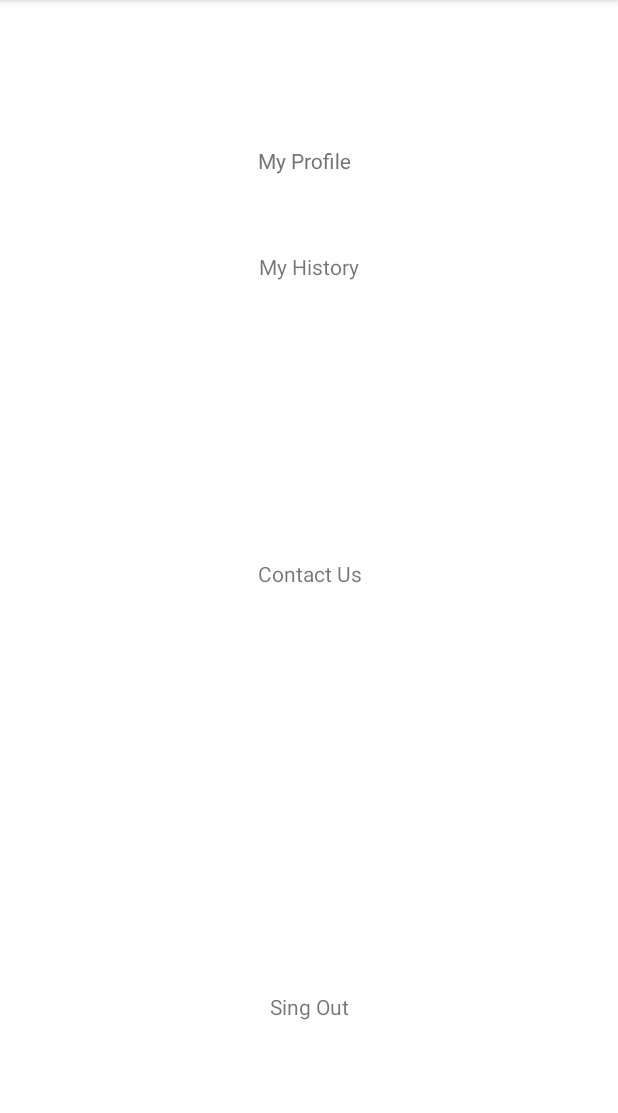
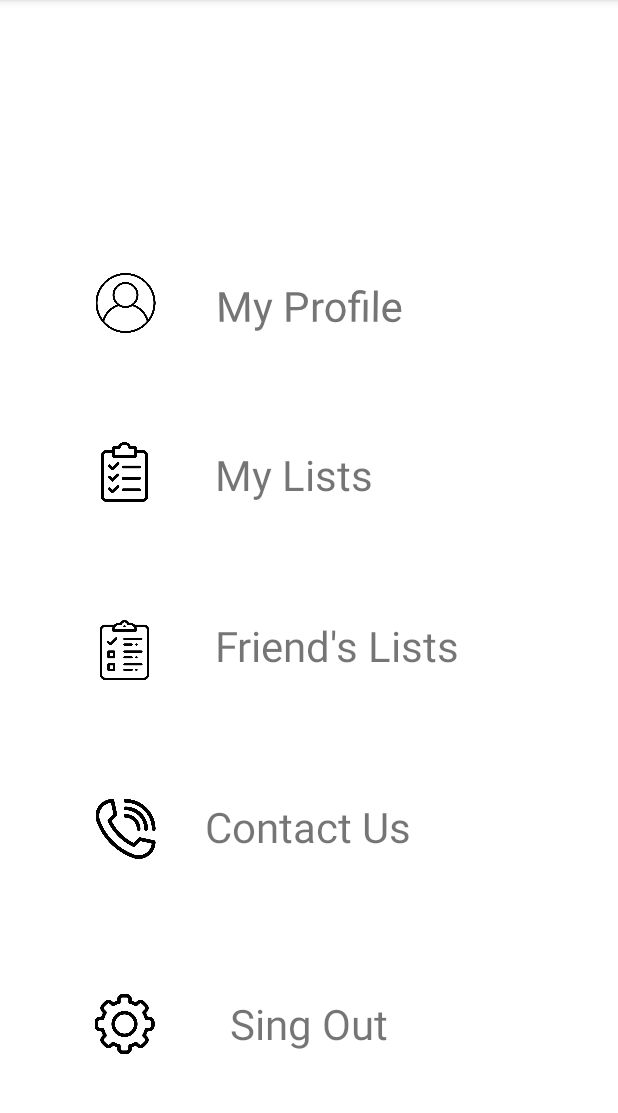
Before and after one commit to Avital-Pikovsky/SPLITASK, an Android app: the LoggedInProfile screen opened directly, with no data from a screen before it, on a phone screen of 412 x 824 dp, the part 84-1197 px from its top. Run offline under Robolectric (Android 15) with nearby library versions, the phone set to English and light mode, and no system bars.

Commit message:
Added icons

```diff
--- a/app/src/main/AndroidManifest.xml
+++ b/app/src/main/AndroidManifest.xml
@@ -9,7 +9,8 @@
         android:roundIcon="@mipmap/ic_launcher_round"
         android:supportsRtl="true"
         android:theme="@style/Theme.DuckLuck">
-        <activity android:name=".contactUs"></activity>
+        <activity android:name=".listActivity"></activity>
+        <activity android:name=".contactUs" />
         <activity android:name=".myHistory" />
         <activity android:name=".myProfile" />
         <activity android:name=".LoggedInProfile" />
--- a/app/src/main/java/com/example/duckluck/LoggedInProfile.java
+++ b/app/src/main/java/com/example/duckluck/LoggedInProfile.java
@@ -5,15 +5,11 @@ import androidx.appcompat.app.AppCompatActivity;
 import android.content.Intent;
 import android.os.Bundle;
 import android.view.View;
-import android.widget.Button;
-import android.widget.CheckBox;
-import android.widget.EditText;
-import android.widget.Switch;
 import android.widget.TextView;
 
 public class LoggedInProfile extends AppCompatActivity {
 
-    private TextView myProfile, myHistory, contactUs, singOut;
+    private TextView myProfile, myHistory, lists, contactUs, singOut;
 
 
     @Override
@@ -53,11 +49,18 @@ public class LoggedInProfile extends AppCompatActivity {
             }
         });
 
+        lists.setOnClickListener(new View.OnClickListener() {
+            @Override
+            public void onClick(View v) {
+                startActivity(new Intent(LoggedInProfile.this, listActivity.class));
+            }
+        });
 
         }
     private void setupUI(){
         myProfile = (TextView) findViewById(R.id.myPro);
-        myHistory = (TextView) findViewById(R.id.myHist);
+        myHistory = (TextView) findViewById(R.id.myLists);
+        lists = (TextView) findViewById(R.id.friendsLists);
         contactUs = (TextView) findViewById(R.id.contact);
         singOut = (TextView) findViewById(R.id.singO);
     }
--- /dev/null
+++ b/app/src/main/java/com/example/duckluck/listActivity.java
@@ -0,0 +1,31 @@
+package com.example.duckluck;
+
+import androidx.appcompat.app.AppCompatActivity;
+
+import android.content.Intent;
+import android.os.Bundle;
+import android.view.View;
+import android.widget.TextView;
+
+public class listActivity extends AppCompatActivity {
+    private TextView returnBack;
+
+
+    @Override
+    protected void onCreate(Bundle savedInstanceState) {
+        super.onCreate(savedInstanceState);
+        setContentView(R.layout.activity_list);
+        returnBack.setOnClickListener(new View.OnClickListener() {
+            @Override
+            public void onClick(View v) {
+
+                startActivity(new Intent(listActivity.this, LoggedInProfile.class));
+            }
+        });
+    }
+
+    private void setupUI() {
+        returnBack = (TextView) findViewById(R.id.returnK);
+    }
+
+}
--- /dev/null
+++ b/app/src/main/res/layout/activity_list.xml
@@ -0,0 +1,19 @@
+<?xml version="1.0" encoding="utf-8"?>
+<androidx.constraintlayout.widget.ConstraintLayout xmlns:android="http://schemas.android.com/apk/res/android"
+    xmlns:app="http://schemas.android.com/apk/res-auto"
+    xmlns:tools="http://schemas.android.com/tools"
+    android:layout_width="match_parent"
+    android:layout_height="match_parent"
+    tools:context=".listActivity">
+
+    <TextView
+        android:id="@+id/returnK"
+        android:layout_width="wrap_content"
+        android:layout_height="wrap_content"
+        android:text="Return"
+        android:textSize="28sp"
+        app:layout_constraintBottom_toBottomOf="parent"
+        app:layout_constraintEnd_toEndOf="parent"
+        app:layout_constraintStart_toStartOf="parent"
+        app:layout_constraintTop_toTopOf="parent" />
+</androidx.constraintlayout.widget.ConstraintLayout>
--- a/app/src/main/res/layout/activity_logged_in_profile.xml
+++ b/app/src/main/res/layout/activity_logged_in_profile.xml
@@ -12,44 +12,123 @@
         android:layout_height="wrap_content"
         android:rotationX="-6"
         android:text="My Profile"
-        app:layout_constraintBottom_toBottomOf="parent"
-        app:layout_constraintEnd_toEndOf="parent"
-        app:layout_constraintHorizontal_bias="0.491"
-        app:layout_constraintStart_toStartOf="parent"
-        app:layout_constraintTop_toTopOf="parent"
-        app:layout_constraintVertical_bias="0.13" />
-
-    <TextView
-        android:id="@+id/myHist"
-        android:layout_width="wrap_content"
-        android:layout_height="wrap_content"
-        android:text="My History"
+        android:textSize="28sp"
         app:layout_constraintBottom_toBottomOf="parent"
         app:layout_constraintEnd_toEndOf="parent"
         app:layout_constraintStart_toStartOf="parent"
+        app:layout_constraintTop_toTopOf="parent"
+        app:layout_constraintVertical_bias="0.253" />
+
+    <TextView
+        android:id="@+id/myLists"
+        android:layout_width="wrap_content"
+        android:layout_height="wrap_content"
+        android:text="My Lists"
+        android:textSize="28sp"
+        app:layout_constraintBottom_toBottomOf="parent"
+        app:layout_constraintEnd_toEndOf="parent"
+        app:layout_constraintHorizontal_bias="0.467"
+        app:layout_constraintStart_toStartOf="parent"
         app:layout_constraintTop_toBottomOf="@+id/myPro"
-        app:layout_constraintVertical_bias="0.081" />
+        app:layout_constraintVertical_bias="0.147" />
+
+    <TextView
+        android:id="@+id/friendsLists"
+        android:layout_width="wrap_content"
+        android:layout_height="wrap_content"
+        android:layout_marginTop="76dp"
+        android:text="Friend's Lists"
+        android:textSize="28sp"
+        app:layout_constraintEnd_toEndOf="parent"
+        app:layout_constraintHorizontal_bias="0.576"
+        app:layout_constraintStart_toStartOf="parent"
+        app:layout_constraintTop_toBottomOf="@+id/myLists" />
 
     <TextView
         android:id="@+id/contact"
         android:layout_width="wrap_content"
         android:layout_height="wrap_content"
         android:text="Contact Us"
+        android:textSize="28sp"
         app:layout_constraintBottom_toBottomOf="parent"
         app:layout_constraintEnd_toEndOf="parent"
-        app:layout_constraintHorizontal_bias="0.502"
+        app:layout_constraintHorizontal_bias="0.498"
         app:layout_constraintStart_toStartOf="parent"
-        app:layout_constraintTop_toBottomOf="@+id/myHist"
-        app:layout_constraintVertical_bias="0.33" />
+        app:layout_constraintTop_toBottomOf="@+id/friendsLists"
+        app:layout_constraintVertical_bias="0.295" />
 
     <TextView
         android:id="@+id/singO"
         android:layout_width="wrap_content"
         android:layout_height="wrap_content"
         android:text="Sing Out"
+        android:textSize="28sp"
         app:layout_constraintBottom_toBottomOf="parent"
         app:layout_constraintEnd_toEndOf="parent"
+        app:layout_constraintHorizontal_bias="0.501"
         app:layout_constraintStart_toStartOf="parent"
         app:layout_constraintTop_toBottomOf="@+id/contact"
-        app:layout_constraintVertical_bias="0.755" />
+        app:layout_constraintVertical_bias="0.582" />
+
+    <ImageView
+        android:id="@+id/imageView3"
+        android:layout_width="50dp"
+        android:layout_height="40dp"
+        app:layout_constraintBottom_toBottomOf="parent"
+        app:layout_constraintEnd_toStartOf="@+id/myPro"
+        app:layout_constraintHorizontal_bias="0.623"
+        app:layout_constraintStart_toStartOf="parent"
+        app:layout_constraintTop_toTopOf="parent"
+        app:layout_constraintVertical_bias="0.25"
+        app:srcCompat="@drawable/user" />
+
+    <ImageView
+        android:id="@+id/imageView4"
+        android:layout_width="50dp"
+        android:layout_height="40dp"
+        app:layout_constraintBottom_toBottomOf="parent"
+        app:layout_constraintEnd_toStartOf="@+id/myLists"
+        app:layout_constraintHorizontal_bias="0.623"
+        app:layout_constraintStart_toStartOf="parent"
+        app:layout_constraintTop_toBottomOf="@+id/imageView3"
+        app:layout_constraintVertical_bias="0.144"
+        app:srcCompat="@drawable/clipboard" />
+
+    <ImageView
+        android:id="@+id/imageView6"
+        android:layout_width="50dp"
+        android:layout_height="40dp"
+        app:layout_constraintBottom_toBottomOf="parent"
+        app:layout_constraintEnd_toStartOf="@+id/friendsLists"
+        app:layout_constraintHorizontal_bias="0.623"
+        app:layout_constraintStart_toStartOf="parent"
+        app:layout_constraintTop_toBottomOf="@+id/imageView4"
+        app:layout_constraintVertical_bias="0.2"
+        app:srcCompat="@drawable/checklist" />
+
+    <ImageView
+        android:id="@+id/imageView7"
+        android:layout_width="50dp"
+        android:layout_height="40dp"
+        app:layout_constraintBottom_toBottomOf="parent"
+        app:layout_constraintEnd_toStartOf="@+id/contact"
+        app:layout_constraintHorizontal_bias="0.674"
+        app:layout_constraintStart_toStartOf="parent"
+        app:layout_constraintTop_toBottomOf="@+id/imageView6"
+        app:layout_constraintVertical_bias="0.29"
+        app:srcCompat="@drawable/phone_ringing" />
+
+    <ImageView
+        android:id="@+id/imageView8"
+        android:layout_width="50dp"
+        android:layout_height="40dp"
+        app:layout_constraintBottom_toBottomOf="parent"
+        app:layout_constraintEnd_toStartOf="@+id/singO"
+        app:layout_constraintHorizontal_bias="0.563"
+        app:layout_constraintStart_toStartOf="parent"
+        app:layout_constraintTop_toBottomOf="@+id/imageView7"
+        app:layout_constraintVertical_bias="0.581"
+        app:srcCompat="@drawable/settings" />
+
+
 </androidx.constraintlayout.widget.ConstraintLayout>
```
Also changed, not shown: app/src/main/res/drawable/checklist.png (added), app/src/main/res/drawable/clipboard.png (added), app/src/main/res/drawable/phone_ringing.png (added), app/src/main/res/drawable/settings.png (added), app/src/main/res/drawable/user.png (added).
